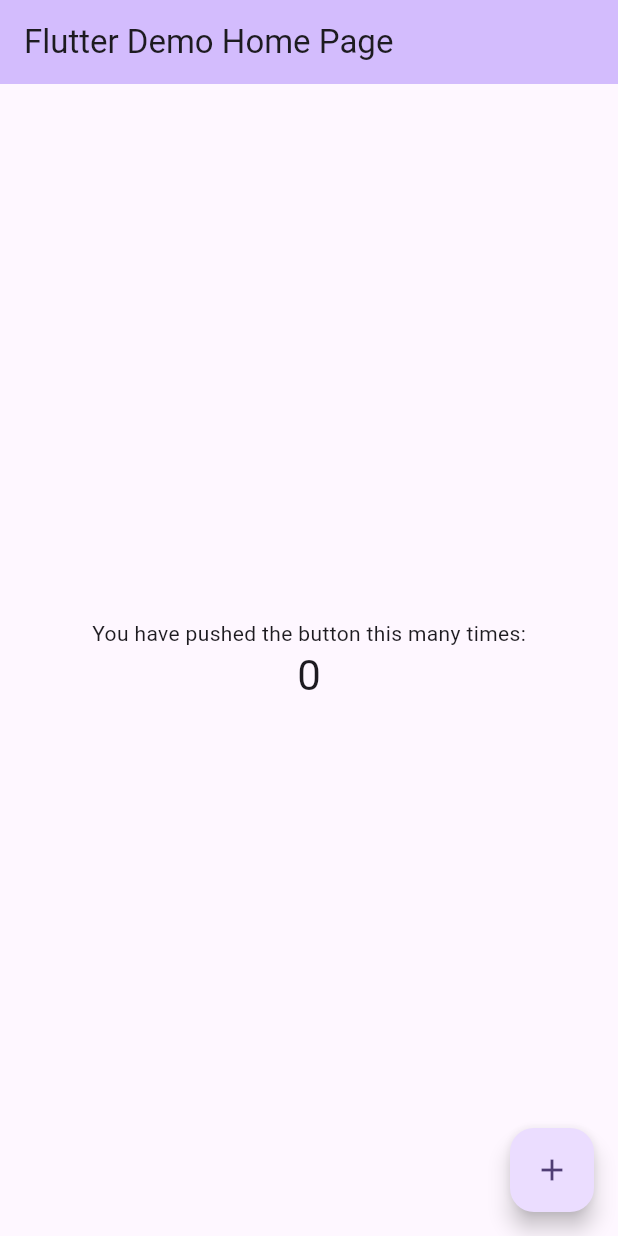
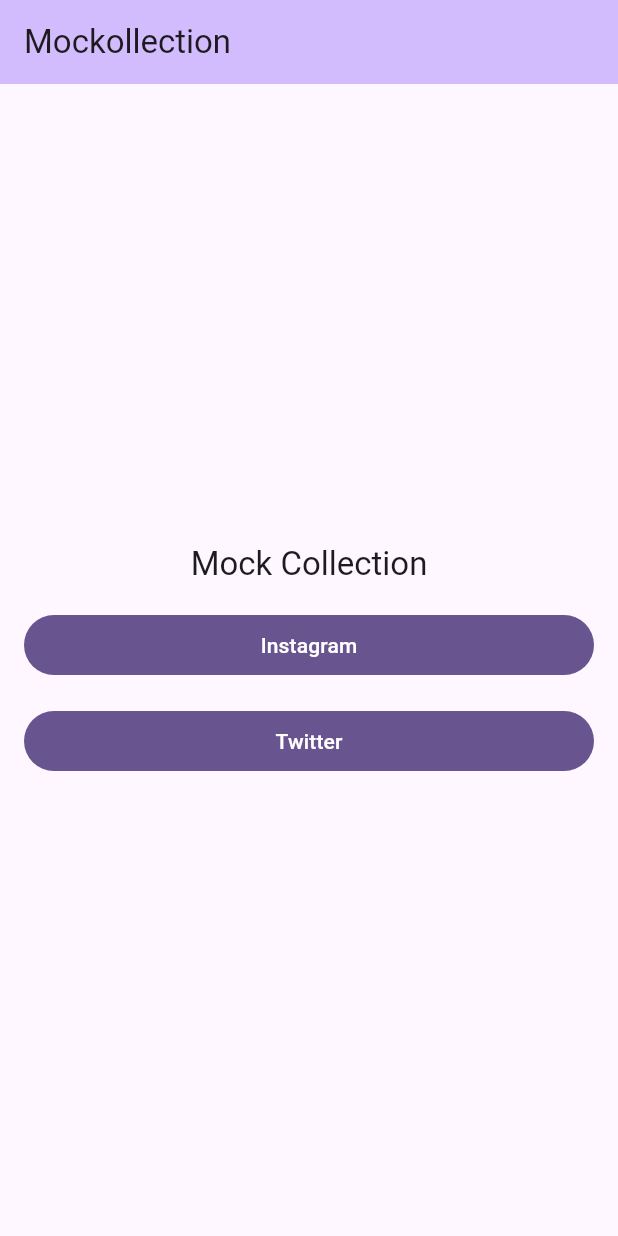
Before and after one commit to rizentium/mockollection, a Flutter app: the screen it shows after launch, on a phone screen of 412 x 824 dp. Run offline on Flutter 3.47's test engine with Material 2 defaults, Android fonts, the light colour scheme and no system bars.

Commit message:
feat(home): update screen design

```diff
--- /dev/null
+++ b/lib/app.dart
@@ -0,0 +1,22 @@
+import 'package:flutter/material.dart';
+
+import 'presentation/home/home_screen.dart';
+
+class App extends StatelessWidget {
+  const App({super.key});
+
+  // This widget is the root of your application.
+  @override
+  Widget build(BuildContext context) {
+    return MaterialApp(
+      title: 'Flutter Demo',
+      theme: ThemeData(
+        colorScheme: ColorScheme.fromSeed(seedColor: Colors.deepPurple),
+        useMaterial3: true,
+      ),
+      home: const HomeScreen(
+        title: 'Flutter Demo Home Page',
+      ).create(),
+    );
+  }
+}
--- a/lib/main.dart
+++ b/lib/main.dart
@@ -1,70 +1,6 @@
 import 'package:flutter/material.dart';
+import 'package:mockollection/app.dart';
 
 void main() {
-  runApp(const MyApp());
+  runApp(const App());
 }
-
-class MyApp extends StatelessWidget {
-  const MyApp({super.key});
-
-  // This widget is the root of your application.
-  @override
-  Widget build(BuildContext context) {
-    return MaterialApp(
-      title: 'Flutter Demo',
-      theme: ThemeData(
-        colorScheme: ColorScheme.fromSeed(seedColor: Colors.deepPurple),
-        useMaterial3: true,
-      ),
-      home: const MyHomePage(title: 'Flutter Demo Home Page'),
-    );
-  }
-}
-
-class MyHomePage extends StatefulWidget {
-  const MyHomePage({super.key, required this.title});
-
-  final String title;
-
-  @override
-  State<MyHomePage> createState() => _MyHomePageState();
-}
-
-class _MyHomePageState extends State<MyHomePage> {
-  int _counter = 0;
-
-  void _incrementCounter() {
-    setState(() {
-      _counter++;
-    });
-  }
-
-  @override
-  Widget build(BuildContext context) {
-    return Scaffold(
-      appBar: AppBar(
-        backgroundColor: Theme.of(context).colorScheme.inversePrimary,
-        title: Text(widget.title),
-      ),
-      body: Center(
-        child: Column(
-          mainAxisAlignment: MainAxisAlignment.center,
-          children: <Widget>[
-            const Text(
-              'You have pushed the button this many times:',
-            ),
-            Text(
-              '$_counter',
-              style: Theme.of(context).textTheme.headlineMedium,
-            ),
-          ],
-        ),
-      ),
-      floatingActionButton: FloatingActionButton(
-        onPressed: _incrementCounter,
-        tooltip: 'Increment',
-        child: const Icon(Icons.add),
-      ),
-    );
-  }
-}
--- /dev/null
+++ b/lib/presentation/home/home_screen.dart
@@ -0,0 +1,56 @@
+import 'package:flutter/material.dart';
+
+class HomeScreen extends StatefulWidget {
+  const HomeScreen({super.key, required this.title});
+
+  final String title;
+
+  @override
+  State<HomeScreen> createState() => _HomeScreenState();
+
+  Widget create() {
+    return HomeScreen(title: title);
+  }
+}
+
+class _HomeScreenState extends State<HomeScreen> {
+  @override
+  Widget build(BuildContext context) {
+    return Scaffold(
+      appBar: AppBar(
+        backgroundColor: Theme.of(context).colorScheme.inversePrimary,
+        title: const Text("Mockollection"),
+      ),
+      body: _buildBody(),
+    );
+  }
+
+  Widget _buildBody() {
+    return Container(
+      padding: const EdgeInsets.all(16.0),
+      child: Center(
+        child: Column(
+          mainAxisAlignment: MainAxisAlignment.center,
+          crossAxisAlignment: CrossAxisAlignment.stretch,
+          children: <Widget>[
+            Text(
+              "Mock Collection",
+              style: Theme.of(context).textTheme.titleLarge,
+              textAlign: TextAlign.center,
+            ),
+            const SizedBox(height: 16.0),
+            FilledButton(
+              onPressed: () {},
+              child: const Text('Instagram'),
+            ),
+            const SizedBox(height: 16.0),
+            FilledButton(
+              onPressed: () {},
+              child: const Text('Twitter'),
+            ),
+          ],
+        ),
+      ),
+    );
+  }
+}
--- a/pubspec.yaml
+++ b/pubspec.yaml
@@ -35,6 +35,10 @@
   # The following adds the Cupertino Icons font to your application.
   # Use with the CupertinoIcons class for iOS style icons.
   cupertino_icons: ^1.0.2
+  go_router: ^10.0.0
+  flutter_bloc: ^8.1.3
+  get_it: ^7.6.0
+  equatable: ^2.0.5
 
 dev_dependencies:
   flutter_test:
```
Also changed, not shown: pubspec.lock, 1 other file.
